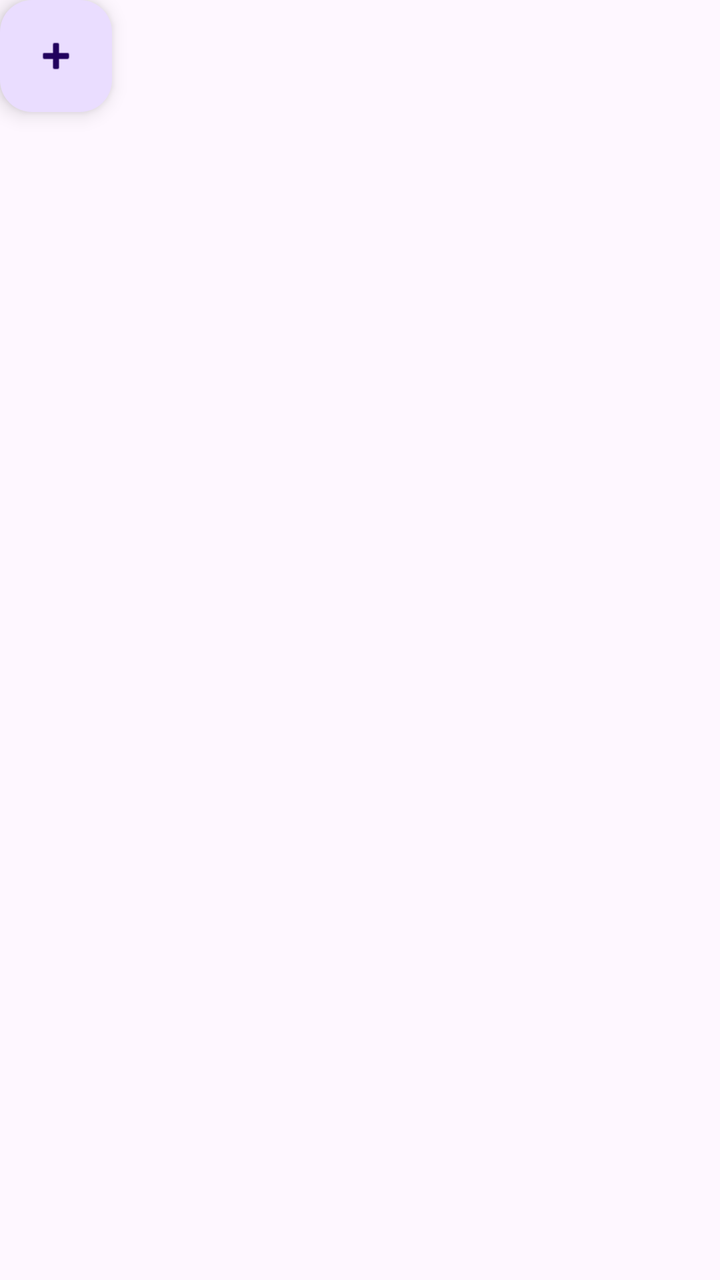
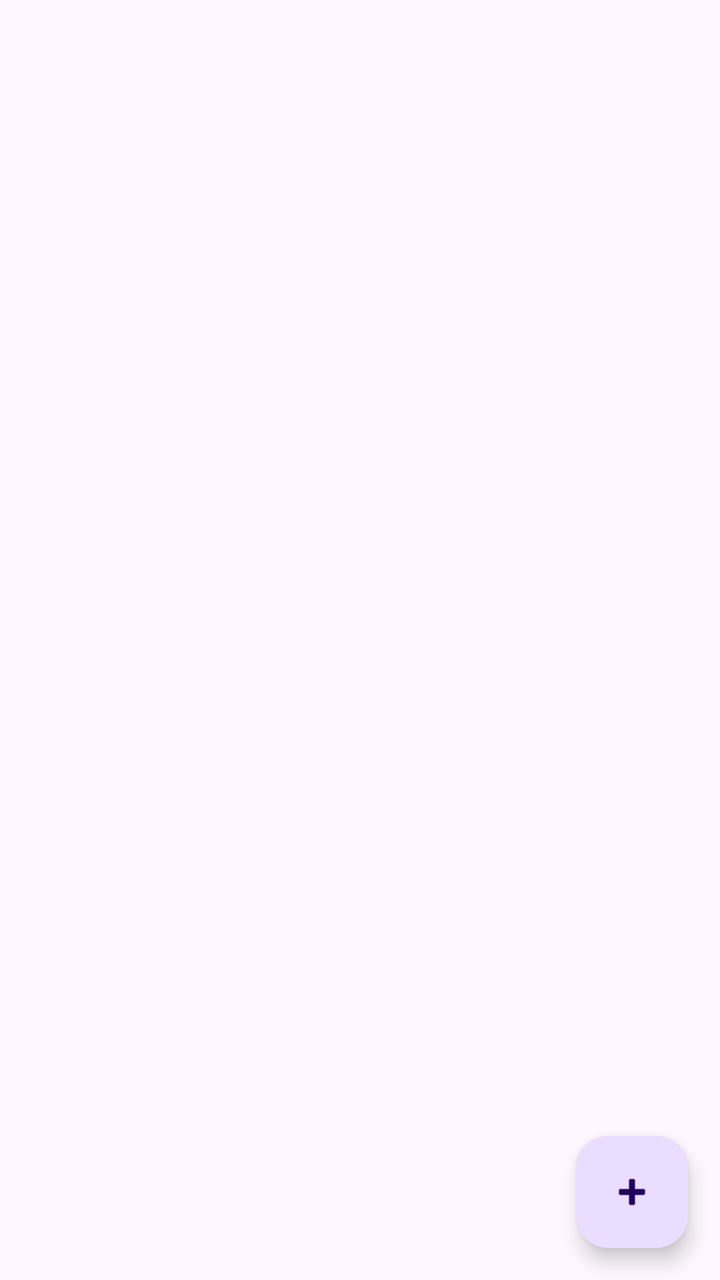

Before-and-after screenshots of an Android layout around one commit, followed by the original layout XML and the change that was made.
<!-- AndroidManifest.xml: application theme Theme.HomeHelper -->
<!-- res/layout/activity_main.xml -->
<?xml version="1.0" encoding="utf-8"?>
<androidx.constraintlayout.widget.ConstraintLayout xmlns:android="http://schemas.android.com/apk/res/android"
    xmlns:app="http://schemas.android.com/apk/res-auto"
    xmlns:tools="http://schemas.android.com/tools"
    android:id="@+id/main"
    android:layout_width="match_parent"
    android:layout_height="match_parent"
    tools:context=".MainActivity">

    <LinearLayout xmlns:android="http://schemas.android.com/apk/res/android"
        xmlns:app="http://schemas.android.com/apk/res-auto"
        android:layout_width="match_parent"
        android:layout_height="match_parent" />

        <com.google.android.material.floatingactionbutton.FloatingActionButton
            android:id="@+id/addButton"
            android:layout_width="wrap_content"
            android:layout_height="wrap_content"
            android:layout_gravity="end"
            android:layout_margin="16dp"
            android:contentDescription="Add node"
            app:srcCompat="@android:drawable/ic_input_add"
            tools:ignore="MissingConstraints" />

        <androidx.recyclerview.widget.RecyclerView
            android:id="@+id/recyclerView"
            android:layout_width="match_parent"
            android:layout_height="0dp"
            android:layout_weight="1"
            tools:ignore="MissingConstraints" />

</androidx.constraintlayout.widget.ConstraintLayout>
<!-- resources referenced by this layout -->
<resources>
  <style name="Theme.HomeHelper" parent="Base.Theme.HomeHelper" />
  <style name="Base.Theme.HomeHelper" parent="Theme.Material3.DayNight.NoActionBar">
          
          
      </style>
</resources>

<!-- the commit's change to res/layout/activity_main.xml (unified diff, before → after) -->
@@ -7,26 +7,23 @@
     android:layout_height="match_parent"
     tools:context=".MainActivity">
 
-    <LinearLayout xmlns:android="http://schemas.android.com/apk/res/android"
-        xmlns:app="http://schemas.android.com/apk/res-auto"
+    <com.google.android.material.floatingactionbutton.FloatingActionButton
+        android:id="@+id/addButton"
+        android:layout_width="wrap_content"
+        android:layout_height="wrap_content"
+        android:layout_margin="16dp"
+        android:contentDescription="Add room"
+        app:srcCompat="@android:drawable/ic_input_add"
+        app:layout_constraintBottom_toBottomOf="parent"
+        app:layout_constraintEnd_toEndOf="parent" />
+
+    <androidx.recyclerview.widget.RecyclerView
+        android:id="@+id/recyclerView"
         android:layout_width="match_parent"
-        android:layout_height="match_parent" />
-
-        <com.google.android.material.floatingactionbutton.FloatingActionButton
-            android:id="@+id/addButton"
-            android:layout_width="wrap_content"
-            android:layout_height="wrap_content"
-            android:layout_gravity="end"
-            android:layout_margin="16dp"
-            android:contentDescription="Add node"
-            app:srcCompat="@android:drawable/ic_input_add"
-            tools:ignore="MissingConstraints" />
-
-        <androidx.recyclerview.widget.RecyclerView
-            android:id="@+id/recyclerView"
-            android:layout_width="match_parent"
-            android:layout_height="0dp"
-            android:layout_weight="1"
-            tools:ignore="MissingConstraints" />
+        android:layout_height="0dp"
+        app:layout_constraintTop_toTopOf="parent"
+        app:layout_constraintBottom_toBottomOf="parent"
+        app:layout_constraintStart_toStartOf="parent"
+        app:layout_constraintEnd_toEndOf="parent" />
 
 </androidx.constraintlayout.widget.ConstraintLayout>
